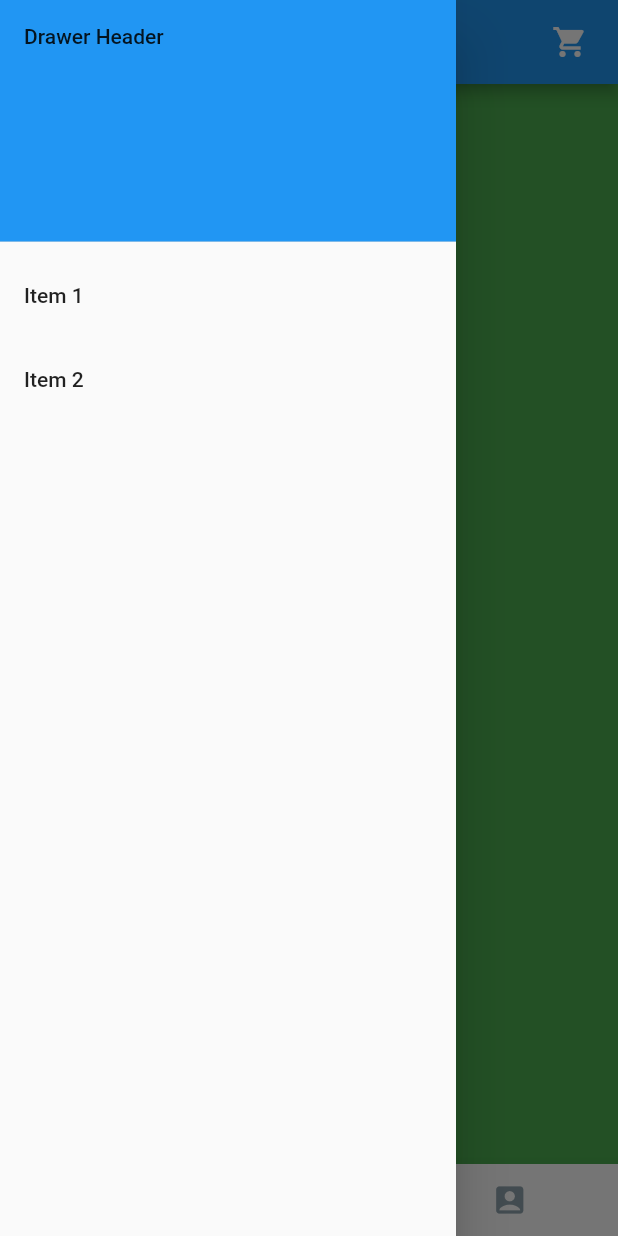
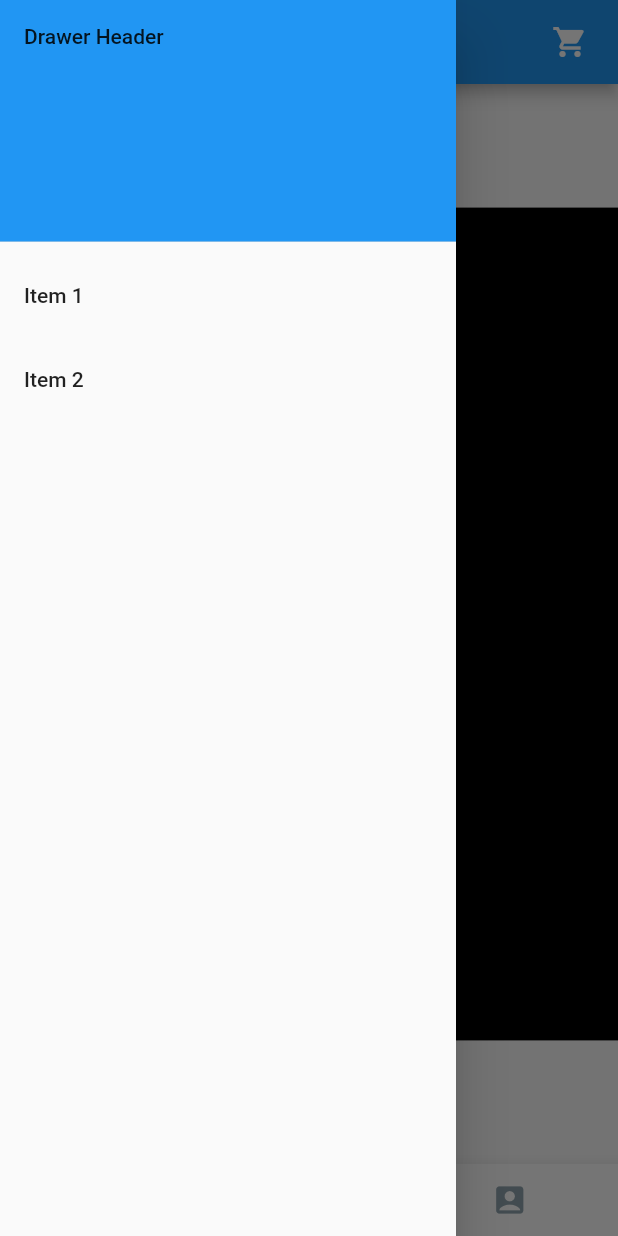
Before and after one commit to karakoc49/equal, a Flutter app: the MainScreen screen opened directly, item 3 of the bottom bar chosen, with the side drawer open, on a phone screen of 412 x 824 dp. Run offline on Flutter 3.47's test engine with Material 2 defaults, Android fonts, the phone set to English and light mode, and no system bars; our stand-ins replace carousel_slider, firebase_core, font_awesome_flutter; accounts and stored records are empty; network calls fail.

Commit message:
added video screen and edited profile screen

```diff
--- a/lib/pages/profile_screen.dart
+++ b/lib/pages/profile_screen.dart
@@ -39,7 +39,7 @@ class _ProfileState extends State<Profile> {
                       style:
                           TextStyle(fontSize: 18, fontWeight: FontWeight.bold)),
                 ),
-                Text('(+90)531 210 4770')
+                Text('(+90) 123 456 7890')
               ],
             ),
           ),
--- a/lib/pages/video_screen.dart
+++ b/lib/pages/video_screen.dart
@@ -1,4 +1,5 @@
 import 'package:flutter/material.dart';
+import 'package:equal/context_extension.dart';
 
 class Videos extends StatefulWidget {
   const Videos({Key? key}) : super(key: key);
@@ -11,7 +12,19 @@ class _VideosState extends State<Videos> {
   @override
   Widget build(BuildContext context) {
     return Container(
-      color: Colors.green,
+      margin: EdgeInsets.symmetric(
+          vertical: context.dynamicHeight(0.1),
+          horizontal: context.dynamicWidth(0)),
+      child: Stack(children: [
+        Container(
+          decoration: BoxDecoration(color: Colors.black),
+        ),
+        Container(
+          child: Icon(Icons.play_arrow, color: Colors.white, size: 80),
+          height: context.dynamicHeight(1),
+          width: context.dynamicWidth(1),
+        ),
+      ]),
     );
   }
 }
```
